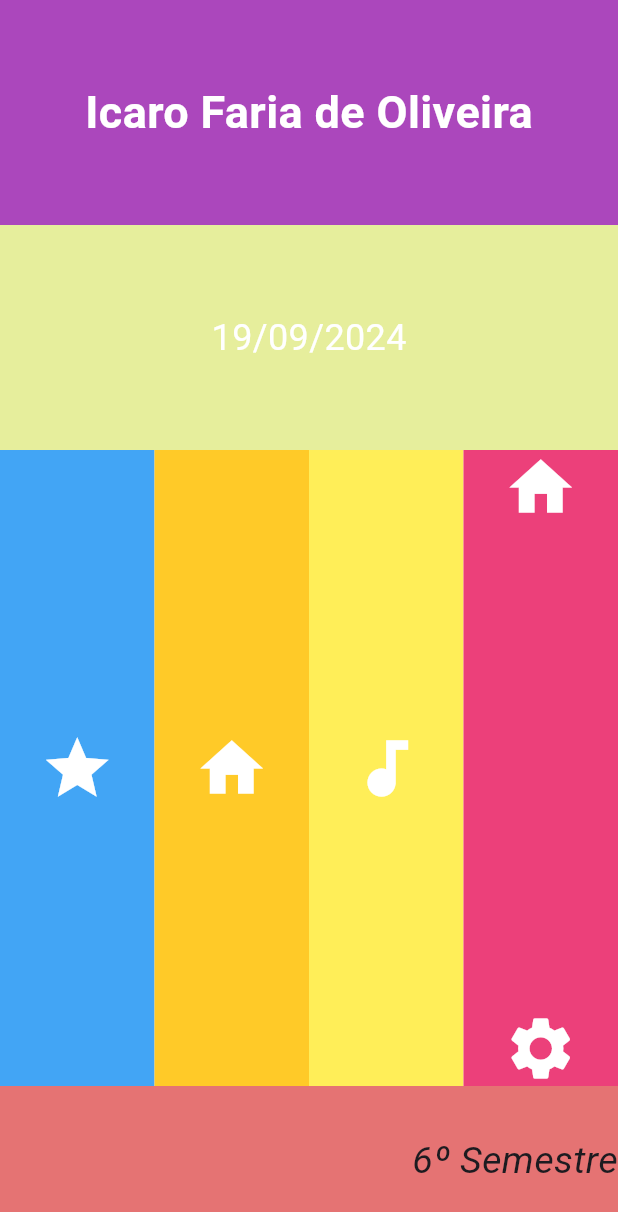
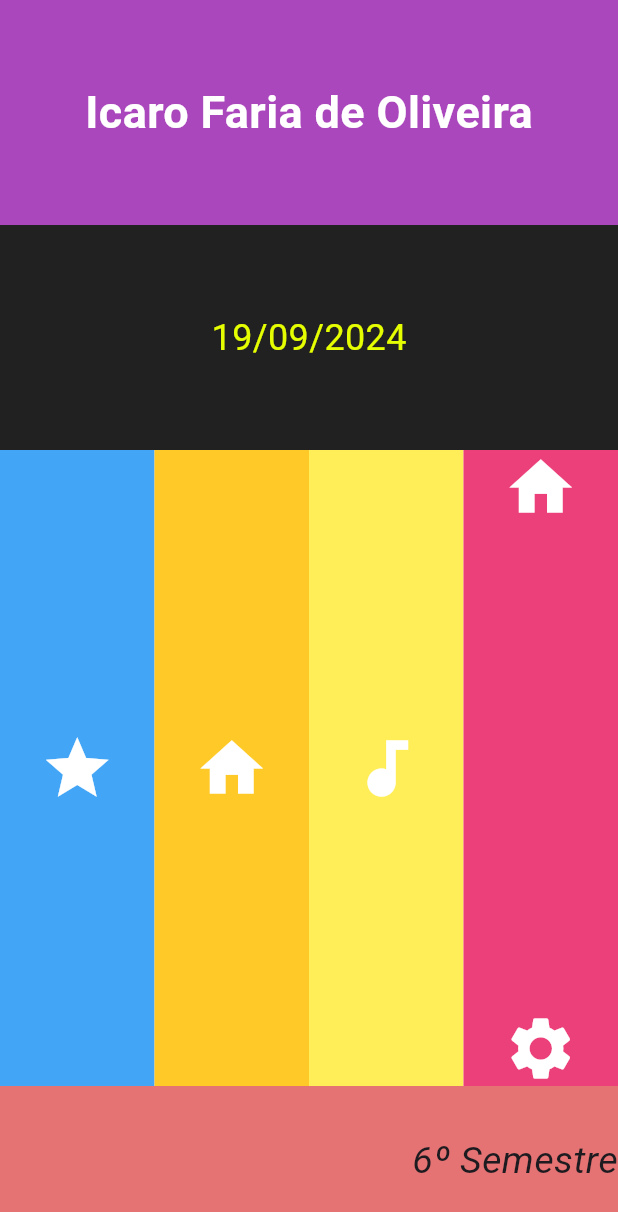
Before and after one commit to faustocintra/dsm2-unifacef-2024-2, a Flutter app: the screen it shows after launch, on a phone screen of 412 x 824 dp. Shown: the top 1212 px of the screen. Run offline on Flutter 3.47's test engine with Material 3 defaults, Android fonts, the phone set to English and light mode, and no system bars.

Commit message:
Prova 1-Corrigido

```diff
--- a/layout2/lib/main.dart
+++ b/layout2/lib/main.dart
@@ -66,13 +66,13 @@ class Layout extends StatelessWidget {
           children: [
             Expanded(
               child: Container(
-                color: Colors.lime[200], // cor verde limão tonalidade 200
+                color: Colors.grey[900], // cor de fundo escura para contraste
                 height: 150,
                 child: const Center(
                   child: Text(
                     '19/09/2024',
                     style: TextStyle(
-                      color: Colors.white, // cor branca no texto
+                      color: Color(0xFFE6FF00), // cor verde limão tonalidade 200
                       fontSize: 24, // tamanho da fonte 24
                     ),
                   ),
```
Also changed, not shown: layout2/PRINT PROVA 1/image.png.
